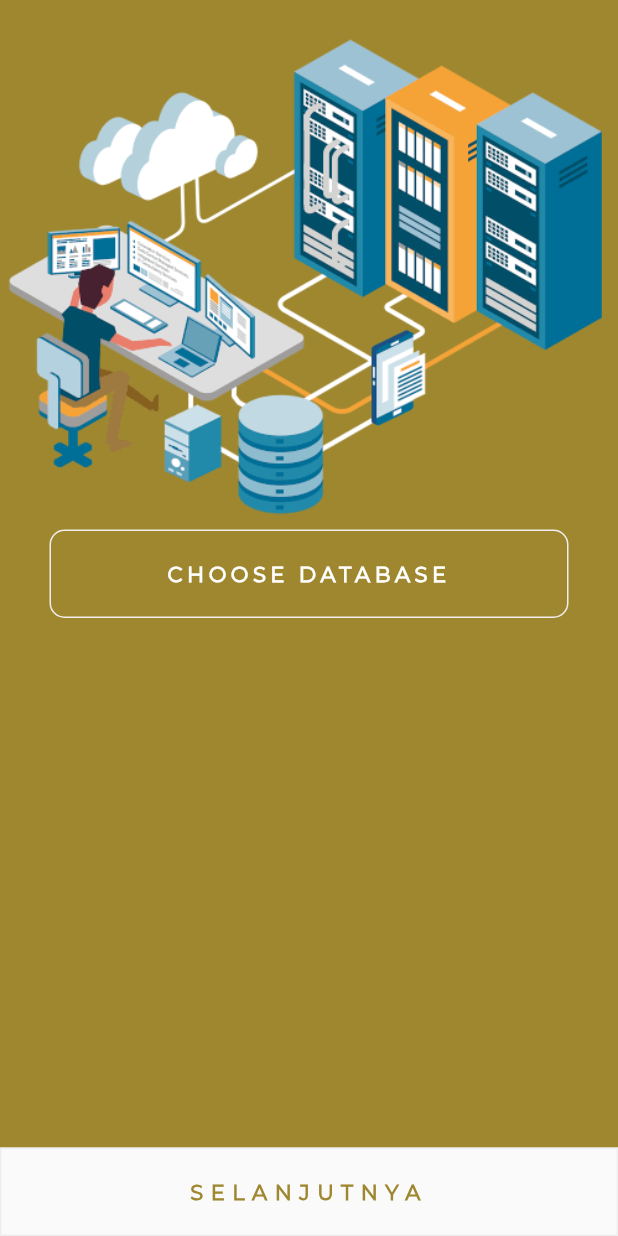
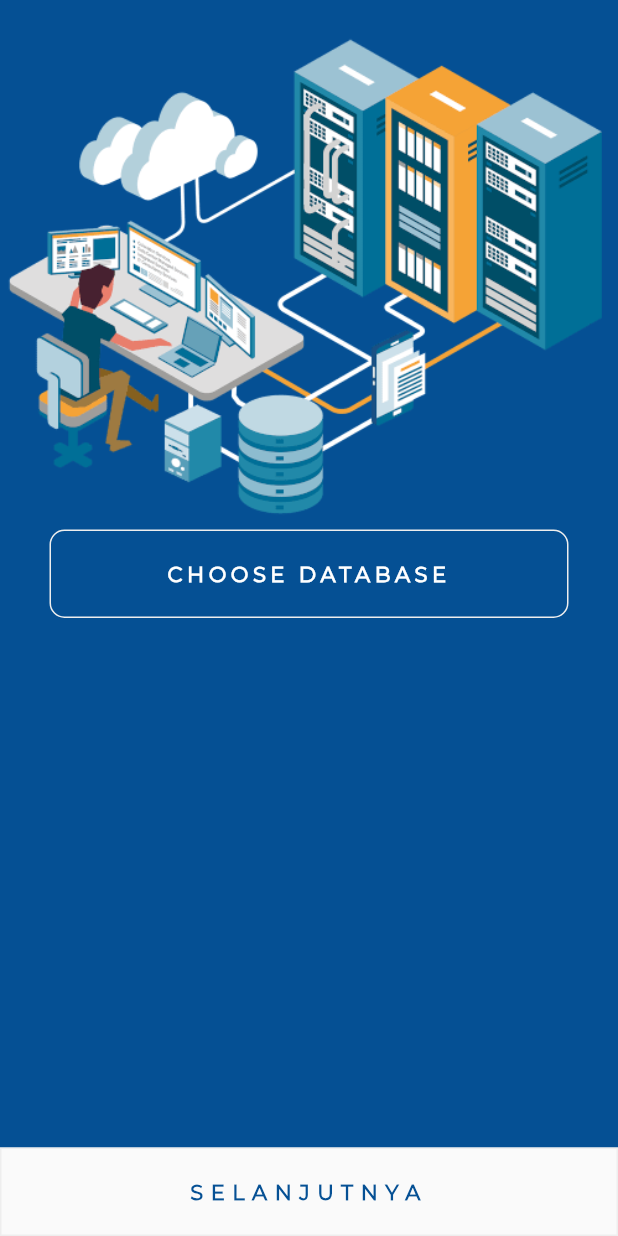
Before and after one commit to annashrul/price-checker-app, a Flutter app: the DatabaseScreen screen opened directly, on a phone screen of 412 x 824 dp. Run offline on Flutter 3.47's test engine with Material 2 defaults, Android fonts, the phone set to English and light mode, and no system bars; our stand-ins replace flushbar, shared_preferences, sqflite, wakelock; missing offline and left inert: asset_cache, flutter_barcode_scanner, popup_menu, virtual_keyboard; accounts and stored records are empty; network calls fail.

Commit message:
migrate sdk

```diff
--- a/lib/config.dart
+++ b/lib/config.dart
@@ -13,7 +13,7 @@ class Constant{
   final String localAssets    = 'assets/img/';
   final String oneSignalId    = "b1057dd8-ea51-41d2-be3b-a6778ffbf5e4";
   final String fontStyle      = 'Montserrat';
-  final Color mainColor       = Color(0xFF9f8730);
+  final Color mainColor       = Color(0xFF055094);
 
 
 }
--- a/lib/main.dart
+++ b/lib/main.dart
@@ -34,6 +34,7 @@ class _MyAppState extends State<MyApp> {
     return MaterialApp(
       debugShowCheckedModeBanner: false,
       theme: ThemeData(
+        appBarTheme: AppBarTheme(backgroundColor: Constant().mainColor),
         visualDensity: VisualDensity.adaptivePlatformDensity,
         fontFamily: Constant().fontStyle,
         primaryColor: Constant().mainColor,
@@ -73,6 +74,9 @@ class _SplashScreenState extends State<SplashScreen> {
       WidgetHelper().myPushRemove(context, AuthScreen());
     }
     if(tenant!=null&&lokasi!=null){
+      // WidgetHelper().myPushRemove(context, TenantScreen());
+
+      // WidgetHelper().myPushRemove(context, AuthScreen());
       WidgetHelper().myPushRemove(context, ScanScreen());
     }
   }
--- a/lib/scan_screen.dart
+++ b/lib/scan_screen.dart
@@ -156,6 +156,7 @@ class _ScanScreenState extends State<ScanScreen> {
   final repo = Repository();
   Future loadUser()async{
     final foto  = await repo.getDataUser("logo");
+    print(foto);
     setState(() {
       img = foto;
     });
@@ -503,7 +504,7 @@ class _TimerModalState extends State<TimerModal> {
               children: <Widget>[
                 Text(
                   text,
-                  style: Theme.of(context).textTheme.display1,
+                  style: Theme.of(context).textTheme.headline1,
                 ),
                 Divider(),
                 Expanded(
```
Also changed, not shown: pubspec.lock, 3 other files.
